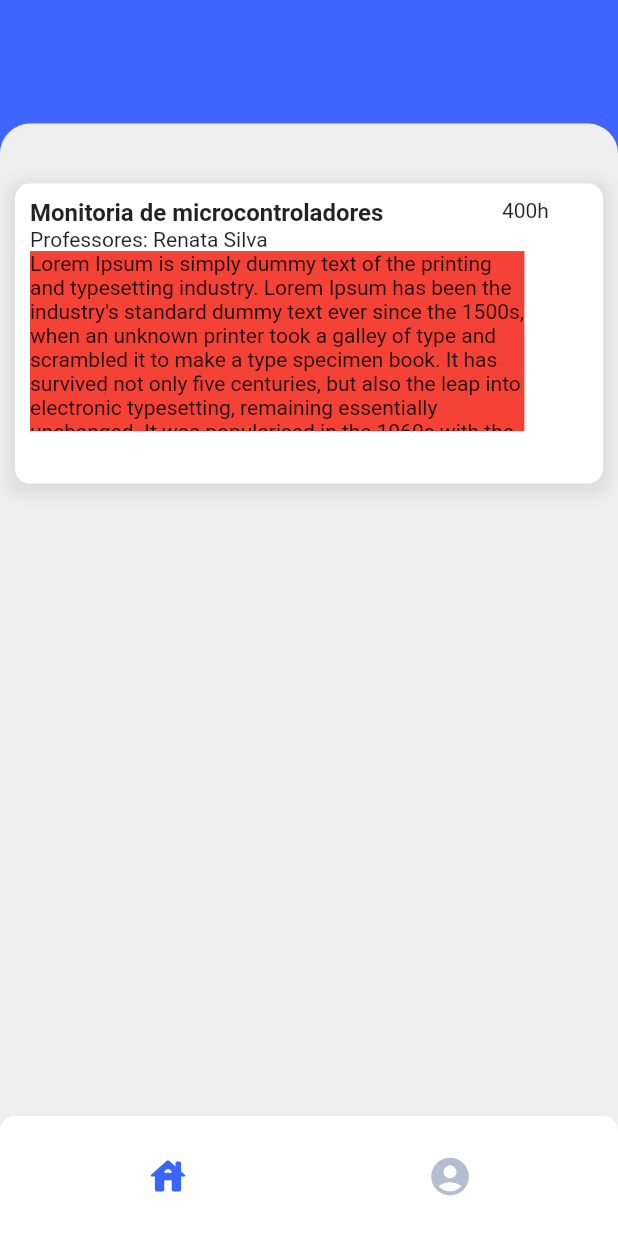
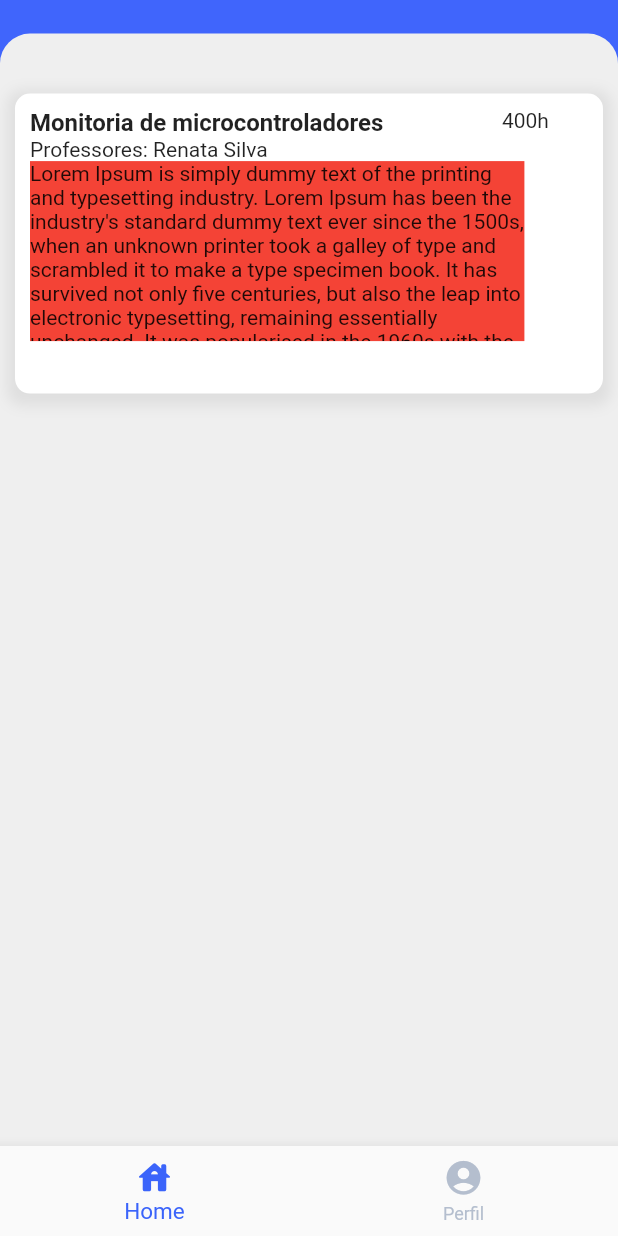
Before and after one commit to mrleonardobrito/inova, a Flutter app: the screen it shows after launch, on a phone screen of 412 x 824 dp. Run offline on Flutter 3.47's test engine with Material 2 defaults, Android fonts, the phone set to English and light mode, and no system bars.

Commit message:
reformulando widget bottom_bar_navigator.dart

```diff
--- a/lib/main.dart
+++ b/lib/main.dart
@@ -1,11 +1,12 @@
 import 'package:flutter/material.dart';
 import 'src/pages/user_page.dart';
 import 'src/pages/home_page.dart';
+import 'src/widget/bottom_bar_navigator.dart';
 
 void main() {
   runApp(
     const MaterialApp(
-      home: HomePage(),
+      home: BottomBar(),
     ),
   );
 }
--- a/lib/src/pages/home_page.dart
+++ b/lib/src/pages/home_page.dart
@@ -1,6 +1,5 @@
 import 'package:flutter/material.dart';
 import '../widget/vaga_card.dart';
-import '../widget/bottom_bar_navigation.dart';
 
 class HomePage extends StatefulWidget {
   const HomePage({Key? key}) : super(key: key);
@@ -60,7 +59,6 @@ class _HomePageState extends State<HomePage> {
           ),
         ),
       ),
-      BottomBar(),
     ]));
   }
 }
--- a/lib/src/widget/bottom_bar_navigation.dart
+++ /dev/null
@@ -1,96 +0,0 @@
-import 'package:flutter/material.dart';
-import 'package:whatinif/src/pages/home_page.dart';
-import 'package:whatinif/src/pages/user_page.dart';
-import '../widget/vaga_card.dart';
-
-class BottomBar extends StatefulWidget {
-  const BottomBar({Key? key}) : super(key: key);
-
-  @override
-  State<BottomBar> createState() => _BottomBarState();
-}
-
-class _BottomBarState extends State<BottomBar> {
-  bool colorIconHouse = true;
-  bool colorIconUser = false;
-
-  void mudarCorUser(){
-    setState(() {
-      colorIconUser = true;
-      colorIconHouse = false;
-    });
-  }
-  void mudarCorHouse(){
-    setState(() {
-      colorIconUser = false;
-      colorIconHouse = false;
-    });
-  }
-
-  @override
-  Widget build(BuildContext context) {
-
-
-
-    return Align(
-      alignment: Alignment.bottomCenter,
-      child: Container(
-        height: 80,
-        width: MediaQuery.of(context).size.width,
-        decoration: BoxDecoration(
-            color: Colors.white,
-          borderRadius: BorderRadius.only(topLeft: Radius.circular(10), topRight: Radius.circular(10),)
-        ),
-        child: Padding(
-          padding: EdgeInsets.symmetric(horizontal: 20),
-          child: Padding(
-            padding: EdgeInsets.symmetric(horizontal: 60),
-            child: Row(
-              children: [
-                TextButton(
-
-                  onPressed: () {
-                    mudarCorHouse();
-                    Navigator.push(
-                      context,
-                      MaterialPageRoute(builder: (context) => HomePage()),
-                    );
-                  },
-                  style: ElevatedButton.styleFrom(
-                    primary: Colors.white,
-                    onPrimary: Colors.white,
-                  ),
-                  child: Icon(
-                    Icons.house_rounded,
-                    color: colorIconHouse ? Color(0xFF3B64FA) : Color(0xFFB4BECE),
-                    size: 30,
-                  ),
-                ),
-                Spacer(),
-                TextButton(
-                  onPressed: () {
-                    mudarCorUser();
-                    print(colorIconUser);
-                    Navigator.push(
-                      context,
-                      MaterialPageRoute(builder: (context) => UserPage()),
-                    );
-                  },
-                  style: ElevatedButton.styleFrom(
-                    primary: Colors.white,
-                    onPrimary: Colors.white,
-                  ),
-                  child: Icon(
-                    Icons.account_circle_rounded,
-                    color: colorIconUser ? Color(0xFF3B64FA) : Color(0xFFB4BECE),
-                    size: 30,
-                  ),
-                ),
-              ],
-            ),
-          ),
-        ),
-      ),
-    );
-  }
-}
--- /dev/null
+++ b/lib/src/widget/bottom_bar_navigator.dart
@@ -0,0 +1,46 @@
+import 'package:flutter/material.dart';
+import '../pages/user_page.dart';
+import '../pages/home_page.dart';
+
+class BottomBar extends StatefulWidget {
+  const BottomBar({Key? key}) : super(key: key);
+
+  @override
+  State<BottomBar> createState() => _BottomBarState();
+}
+
+class _BottomBarState extends State<BottomBar> {
+  int currentIndex = 0;
+
+  final screens = [
+    HomePage(), UserPage()
+  ];
+
+  @override
+  Widget build(BuildContext context) {
+    return Scaffold(
+        bottomNavigationBar:
+        BottomNavigationBar(
+          iconSize: 27,
+          selectedItemColor: Color(0xFF3B64FA),
+          unselectedItemColor: Color(0xFFB4BECE),
+          selectedFontSize: 15,
+          type: BottomNavigationBarType.fixed,
+          currentIndex: currentIndex,
+          onTap: (index) => setState(() => currentIndex = index),
+          items: [
+            BottomNavigationBarItem(
+              label: 'Home',
+              icon: Icon(
+                Icons.house_rounded,
+              ),),
+            BottomNavigationBarItem(
+              label: 'Perfil',
+              icon: Icon(
+                Icons.account_circle_rounded,
+              ),)
+          ],
+        ),
+        body: screens[currentIndex]);
+  }
+}
```
Also changed, not shown: lib/src/pages/user_page.dart (+18 -20 lines), pubspec.lock.
